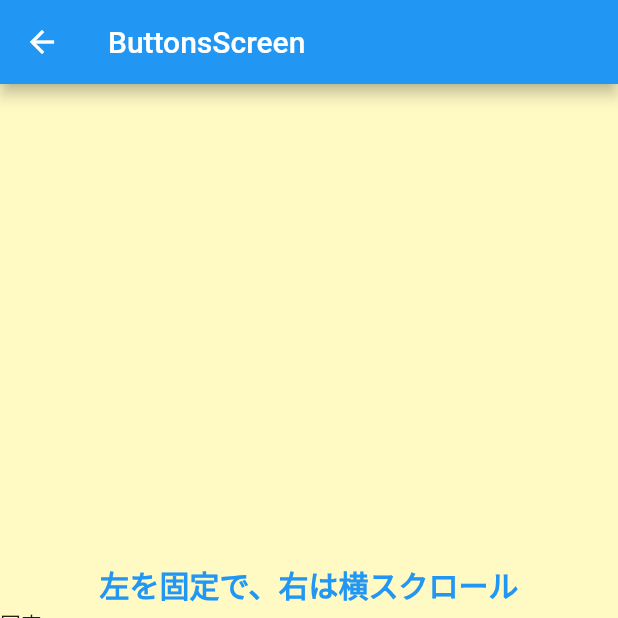
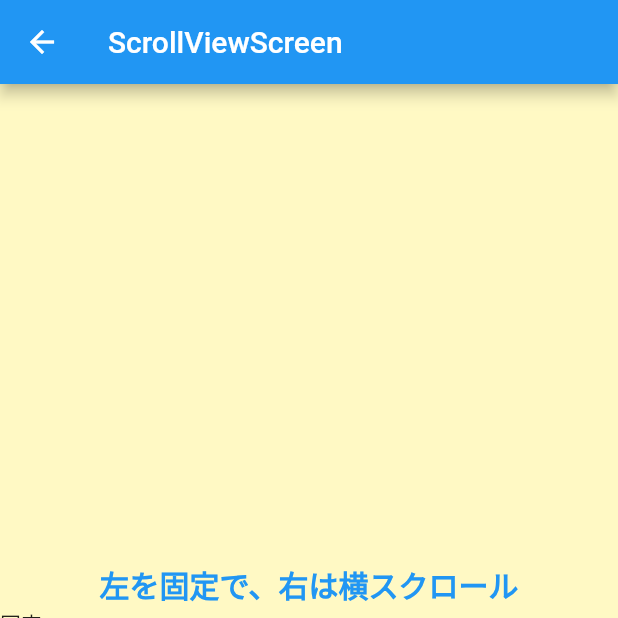
Before and after one commit to ramen2020/flutter_cheat, a Flutter app: the ScrollViewScreen screen opened directly, on a phone screen of 412 x 824 dp, the top half of it. Run offline on Flutter 3.47's test engine with Material 2 defaults, Android fonts, the phone set to English and light mode, and no system bars.

Commit message:
fix scrollview

```diff
--- a/lib/screen/scrollview/scroll_view_screen.dart
+++ b/lib/screen/scrollview/scroll_view_screen.dart
@@ -5,7 +5,7 @@ class ScrollViewScreen extends StatelessWidget {
   Widget build(BuildContext context) {
     return Scaffold(
         appBar: AppBar(
-          title: Text('ButtonsScreen'),
+          title: Text('ScrollViewScreen'),
         ),
         body: Container(
             color: Colors.yellow[100],
```
